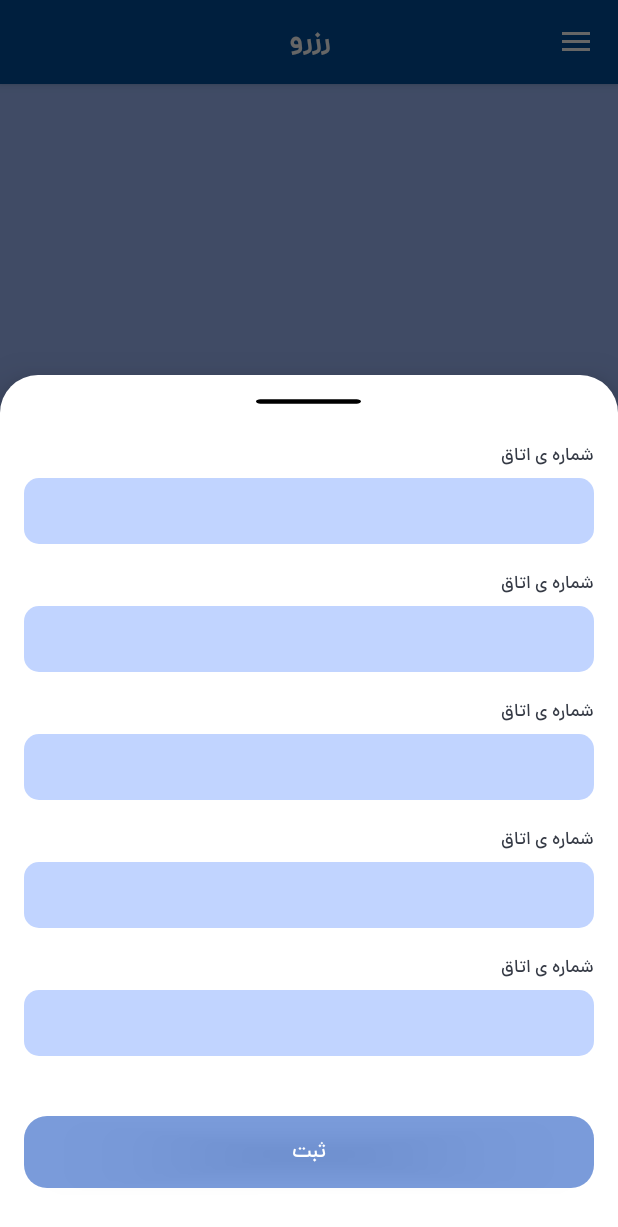
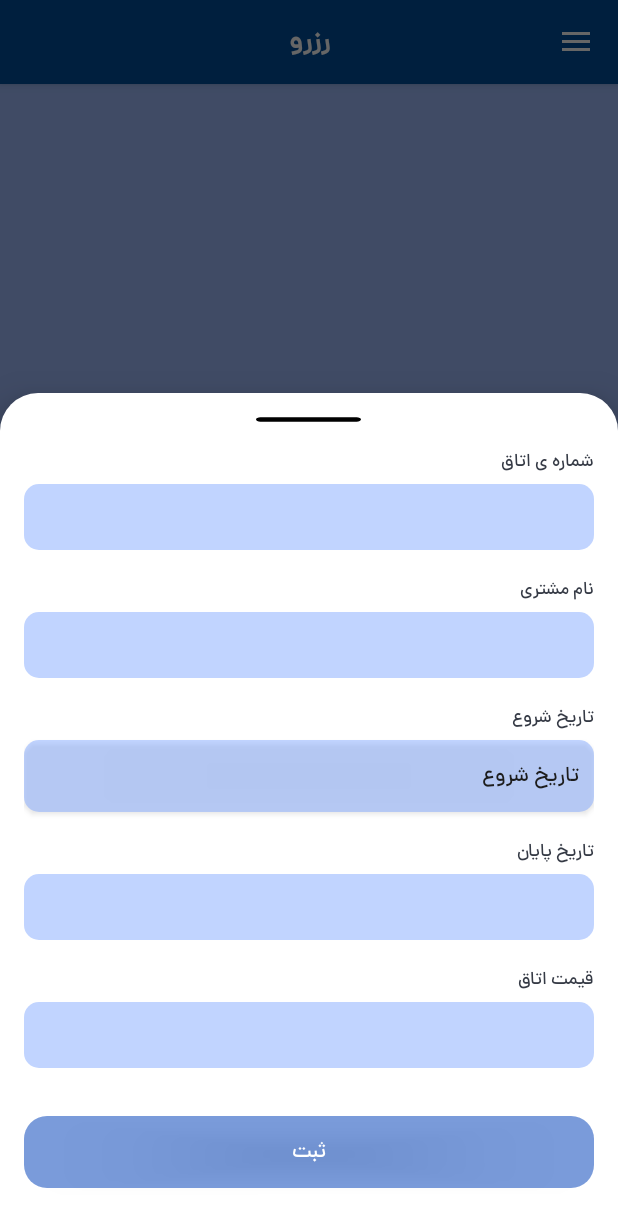
Before and after one commit to momen7899/Restel, an Android app: the MainFragment screen opened through its navigation route, after a tap on an icon or button, on a phone screen of 412 x 824 dp. Shown: the top 1227 px of the screen. Run offline under Robolectric (Android 15) with nearby library versions, the phone set to English and light mode, and no system bars; our stand-ins replace Dagger/Hilt's generated code, Room's generated code, RxJava, data binding, navigation-ui; libraries missing offline, so code that uses them is left out: com.aminography.primecalendar, com.aminography.primedatepicker; 1 statement that could not run was skipped.

Commit message:
Add Date Picker

```diff
--- a/presentation/build.gradle
+++ b/presentation/build.gradle
@@ -51,6 +51,10 @@ dependencies {
     implementation "androidx.room:room-ktx:$room_version"
     testImplementation "androidx.room:room-testing:$room_version"
 
+    // date
+    implementation 'com.aminography:primedatepicker:3.4.0'
+    implementation 'com.aminography:primecalendar:1.3.2'
+
     // rx Java
     implementation 'io.reactivex.rxjava2:rxjava:2.2.9'
     implementation 'io.reactivex.rxjava2:rxandroid:2.1.0'
--- a/presentation/src/main/java/com/momen/restel/main/view/MainFragment.kt
+++ b/presentation/src/main/java/com/momen/restel/main/view/MainFragment.kt
@@ -9,6 +9,7 @@ import android.view.View
 import android.view.ViewGroup
 import android.view.animation.Animation
 import android.view.animation.TranslateAnimation
+import android.widget.Button
 import android.widget.ScrollView
 import android.widget.TextView
 import androidx.activity.OnBackPressedCallback
@@ -20,6 +21,8 @@ import androidx.fragment.app.Fragment
 import androidx.lifecycle.ViewModelProviders
 import androidx.navigation.findNavController
 import androidx.recyclerview.widget.LinearLayoutManager
+import com.aminography.primecalendar.persian.PersianCalendar
+import com.aminography.primedatepicker.picker.PrimeDatePicker
 import com.google.android.material.bottomsheet.BottomSheetDialog
 import com.google.android.material.navigation.NavigationView
 import com.momen.restel.MainActivity
@@ -30,8 +33,12 @@ import com.momen.restel.comm.Toasty
 import com.momen.restel.main.di.DaggerMainComponent
 import com.momen.restel.main.viewmodel.MainReserveViewModel
 import com.momen.restel.main.viewmodel.MainReserveViewModelFactory
+import kotlinx.android.synthetic.main.bottom_sheet_reserve.*
+import kotlinx.android.synthetic.main.bottom_sheet_reserve.view.*
+import kotlinx.android.synthetic.main.card_input.view.*
 import kotlinx.android.synthetic.main.fragment_main.*
 import kotlinx.android.synthetic.main.fragment_reserve.*
+import java.util.*
 import javax.inject.Inject
 
 @Suppress("DEPRECATION")
@@ -46,7 +53,8 @@ class MainFragment : Fragment() {
 
     private val reserveAdapter = ReserveAdapter()
     private var bottomSheetDialog: BottomSheetDialog? = null
-    private var update = false;
+    private var update = false
+    private var date: Button? = null
 
     // activity component
     private lateinit var toolbar: Toolbar
@@ -118,8 +126,36 @@ class MainFragment : Fragment() {
         setUpFab()
         reserveRecycleSetUp()
         setUpBottomSheet()
+        setUpBottomSheetComponent()
         setUpBottomSheetSubmit()
     }
+
+    private fun setUpBottomSheetComponent() {
+        date = bottomSheetDialog?.findViewById(R.id.reserveFirstDate)
+
+        date?.setOnClickListener {
+            setUpDatePicker()
+
+        }
+    }
+
+    private fun setUpDatePicker() {
+        val calendar = PersianCalendar(TimeZone.getDefault()).also {
+            it.year = 1400                     // determines starting year
+            it.month = Calendar.MONTH - 1          // determines starting month
+            it.firstDayOfWeek =
+                PersianCalendar.DEFAULT_FIRST_DAY_OF_WEEK  // sets first day of week to Monday
+        }
+
+        val datePicker = PrimeDatePicker.dialogWith(calendar)
+            .pickRangeDays { startDay, endDay ->
+                println("${startDay.longDateString}  :  ${endDay.longDateString}")
+            }
+            .build()
+
+        datePicker.show(parentFragmentManager, "انتخاب تاریخ")
+    }
+
 
     private fun setUpBottomSheetSubmit() {
 
@@ -141,7 +177,7 @@ class MainFragment : Fragment() {
         }
     }
 
-    private fun showBottomSheet(update: Boolean) {
+    private fun showBottomSheet(update: Boolean = true) {
         this.update = update
         bottomSheetDialog?.show()
     }
--- a/presentation/src/main/res/layout/bottom_sheet_client.xml
+++ b/presentation/src/main/res/layout/bottom_sheet_client.xml
@@ -1,7 +1,7 @@
 <?xml version="1.0" encoding="utf-8"?>
 <ScrollView xmlns:android="http://schemas.android.com/apk/res/android"
     xmlns:app="http://schemas.android.com/apk/res-auto"
-    android:id="@+id/bottomSheetReserve"
+    android:id="@+id/bottomSheetClient"
     android:layout_width="match_parent"
     android:layout_height="match_parent"
     app:layout_behavior="com.google.android.material.bottomsheet.BottomSheetBehavior">
--- a/presentation/src/main/res/layout/bottom_sheet_customer.xml
+++ b/presentation/src/main/res/layout/bottom_sheet_customer.xml
@@ -1,7 +1,7 @@
 <?xml version="1.0" encoding="utf-8"?>
 <ScrollView xmlns:android="http://schemas.android.com/apk/res/android"
     xmlns:app="http://schemas.android.com/apk/res-auto"
-    android:id="@+id/bottomSheetReserve"
+    android:id="@+id/bottomSheetCustomer"
     android:layout_width="match_parent"
     android:layout_height="match_parent"
     app:layout_behavior="com.google.android.material.bottomsheet.BottomSheetBehavior">
--- a/presentation/src/main/res/layout/bottom_sheet_reserve.xml
+++ b/presentation/src/main/res/layout/bottom_sheet_reserve.xml
@@ -1,6 +1,7 @@
 <?xml version="1.0" encoding="utf-8"?>
 <ScrollView xmlns:android="http://schemas.android.com/apk/res/android"
     xmlns:app="http://schemas.android.com/apk/res-auto"
+    xmlns:tools="http://schemas.android.com/tools"
     android:id="@+id/bottomSheetReserve"
     android:layout_width="match_parent"
     android:layout_height="match_parent"
@@ -9,6 +10,7 @@
     <LinearLayout
         android:layout_width="match_parent"
         android:layout_height="wrap_content"
+        android:layout_marginHorizontal="16dp"
         android:orientation="vertical">
 
 
@@ -17,49 +19,88 @@
             android:layout_width="70dp"
             android:layout_height="35dp"
             android:layout_gravity="center"
+            android:contentDescription="@string/bottomSheetDecription"
             android:gravity="center"
             app:srcCompat="@drawable/ic_line" />
 
-        <include
-            layout="@layout/card_input"
+        <TextView
+            android:id="@+id/roomHint"
+            style="@style/EditTextHint"
+            android:text="@string/roomHint" />
+
+        <EditText
+            android:id="@+id/reserveRoom"
+            style="@style/LoginEditText"
             android:layout_width="match_parent"
-            android:layout_height="wrap_content"
-            android:layout_marginHorizontal="16dp"
-            android:layout_marginVertical="8dp" />
+            android:layout_marginTop="4dp"
+            android:importantForAutofill="no"
+            android:inputType="text"
+            tools:ignore="LabelFor" />
 
-        <include
-            layout="@layout/card_input"
+        <TextView
+            android:id="@+id/customerHint"
+            style="@style/EditTextHint"
+            android:layout_marginTop="16dp"
+            android:text="@string/userHint" />
+
+        <EditText
+            android:id="@+id/reserveCustomer"
+            style="@style/LoginEditText"
             android:layout_width="match_parent"
-            android:layout_height="wrap_content"
-            android:layout_marginHorizontal="16dp"
-            android:layout_marginVertical="8dp" />
+            android:layout_marginTop="4dp"
+            android:importantForAutofill="no"
+            android:inputType="text"
+            tools:ignore="LabelFor" />
 
-        <include
-            layout="@layout/card_input"
+        <TextView
+            android:id="@+id/firstDateHint"
+            style="@style/EditTextHint"
+            android:layout_marginTop="16dp"
+            android:text="@string/firstDateHint" />
+
+        <Button
+            android:id="@+id/reserveFirstDate"
+            style="@style/LoginEditText"
             android:layout_width="match_parent"
-            android:layout_height="wrap_content"
-            android:layout_marginHorizontal="16dp"
-            android:layout_marginVertical="8dp" />
+            android:layout_marginTop="4dp"
+            android:importantForAutofill="no"
+            android:text="@string/firstDateHint"
+            tools:ignore="LabelFor,TextFields" />
 
-        <include
-            layout="@layout/card_input"
+        <TextView
+            android:id="@+id/lastDateHint"
+            style="@style/EditTextHint"
+            android:layout_marginTop="16dp"
+            android:text="@string/lastDateHint" />
+
+        <EditText
+            android:id="@+id/reserveLastDate"
+            style="@style/LoginEditText"
             android:layout_width="match_parent"
-            android:layout_height="wrap_content"
-            android:layout_marginHorizontal="16dp"
-            android:layout_marginVertical="8dp" />
+            android:layout_marginTop="4dp"
+            android:importantForAutofill="no"
+            android:inputType="text"
+            tools:ignore="LabelFor,TextFields" />
 
-        <include
-            layout="@layout/card_input"
+        <TextView
+            android:id="@+id/priceHint"
+            style="@style/EditTextHint"
+            android:layout_marginTop="16dp"
+            android:text="@string/priceHint" />
+
+        <EditText
+            android:id="@+id/reservePrice"
+            style="@style/LoginEditText"
             android:layout_width="match_parent"
-            android:layout_height="wrap_content"
-            android:layout_marginHorizontal="16dp"
-            android:layout_marginVertical="8dp" />
+            android:layout_marginTop="4dp"
+            android:importantForAutofill="no"
+            android:inputType="numberDecimal"
+            tools:ignore="LabelFor,TextFields" />
 
         <Button
             android:id="@+id/submitBtn"
             style="@style/CustomButton"
             android:layout_width="match_parent"
-            android:layout_marginHorizontal="16dp"
             android:layout_marginVertical="32dp"
             android:padding="0dp"
             android:text="@string/submit" />
--- a/presentation/src/main/res/layout/bottom_sheet_room.xml
+++ b/presentation/src/main/res/layout/bottom_sheet_room.xml
@@ -1,7 +1,7 @@
 <?xml version="1.0" encoding="utf-8"?>
 <ScrollView xmlns:android="http://schemas.android.com/apk/res/android"
     xmlns:app="http://schemas.android.com/apk/res-auto"
-    android:id="@+id/bottomSheetReserve"
+    android:id="@+id/bottomSheetRoom"
     android:layout_width="match_parent"
     android:layout_height="match_parent"
     app:layout_behavior="com.google.android.material.bottomsheet.BottomSheetBehavior">
@@ -16,7 +16,7 @@
             android:layout_width="70dp"
             android:layout_height="35dp"
             android:layout_gravity="center"
-            android:contentDescription="@string/bottomSheetSecription"
+            android:contentDescription="@string/bottomSheetDecription"
             android:gravity="center"
             app:srcCompat="@drawable/ic_line" />
 
--- a/presentation/src/main/res/layout/card_input.xml
+++ b/presentation/src/main/res/layout/card_input.xml
@@ -6,12 +6,11 @@
     android:orientation="vertical">
 
     <TextView
-        android:id="@+id/roomHint"
-        style="@style/EditTextHint"
-        android:text="@string/roomHint" />
+        android:id="@+id/inputHint"
+        style="@style/EditTextHint" />
 
     <EditText
-        android:id="@+id/reserveRoom"
+        android:id="@+id/inputEt"
         style="@style/LoginEditText"
         android:layout_width="match_parent"
         android:layout_marginTop="4dp"
--- a/presentation/src/main/res/layout/fragment_reserve.xml
+++ b/presentation/src/main/res/layout/fragment_reserve.xml
@@ -75,7 +75,7 @@
                 android:id="@+id/customerHint"
                 style="@style/EditTextHint"
                 android:layout_marginTop="16dp"
-                android:text="@string/clientHint" />
+                android:text="@string/userHint" />
 
             <EditText
                 android:id="@+id/reserveCustomer"
--- a/presentation/src/main/res/navigation/nav_graph.xml
+++ b/presentation/src/main/res/navigation/nav_graph.xml
@@ -94,15 +94,7 @@
     <fragment
         android:id="@+id/clientsFragment"
         android:name="com.momen.restel.client.view.ClientsFragment"
-        android:label="ClientsFragment">
-        <action
-            android:id="@+id/action_clientsFragment_to_clientDetailFragment"
-            app:destination="@id/clientDetailFragment"
-            app:enterAnim="@anim/slide_in_right"
-            app:exitAnim="@anim/slide_out_left"
-            app:popEnterAnim="@anim/slide_in_left"
-            app:popExitAnim="@anim/slide_out_right" />
-    </fragment>
+        android:label="ClientsFragment" />
 
     <fragment
         android:id="@+id/contactFragment"
@@ -112,15 +104,7 @@
     <fragment
         android:id="@+id/passengerFragment"
         android:name="com.momen.restel.customer.view.CustomerFragment"
-        android:label="PassengerFragment">
-        <action
-            android:id="@+id/action_passengerFragment_to_passengerDetailFragment"
-            app:destination="@id/passengerDetailFragment"
-            app:enterAnim="@anim/slide_in_right"
-            app:exitAnim="@anim/slide_out_left"
-            app:popEnterAnim="@anim/slide_in_left"
-            app:popExitAnim="@anim/slide_out_right" />
-    </fragment>
+        android:label="PassengerFragment" />
 
     <fragment
         android:id="@+id/profileFragment"
@@ -136,15 +120,4 @@
         android:id="@+id/settingFragment"
         android:name="com.momen.restel.setting.view.SettingFragment"
         android:label="SettingFragment" />
-
-    <fragment
-        android:id="@+id/clientDetailFragment"
-        android:name="com.momen.restel.clientdetail.view.ClientDetail"
-        android:label="ClientDetailFragment" />
-
-    <fragment
-        android:id="@+id/passengerDetailFragment"
-        android:name="com.momen.restel.passengerdetail.view.PassengerDetailFragment"
-        android:label="PassengerDetailFragment" />
-
 </navigation>
--- a/presentation/src/main/res/values/strings.xml
+++ b/presentation/src/main/res/values/strings.xml
@@ -24,7 +24,8 @@
     <string name="underConstruction">در حال ساخت</string>
     <string name="newReserve">رزرو جدید</string>
     <string name="roomHint">شماره ی اتاق</string>
-    <string name="clientHint">نام مشتری</string>
+    <string name="userHint">نام مشتری</string>
+    <string name="customerHint">نام مشتری</string>
     <string name="firstDateHint">تاریخ شروع</string>
     <string name="lastDateHint">تاریخ پایان</string>
     <string name="priceHint">قیمت اتاق</string>
@@ -38,5 +39,5 @@
     <string name="capacity">ظرفیت:</string>
     <string name="gender">جنسیت:</string>
     <string name="married">وضعیت تاهل:</string>
-    <string name="bottomSheetSecription">show Bottom Sheet</string>
+    <string name="bottomSheetDecription">show Bottom Sheet</string>
 </resources>
```
